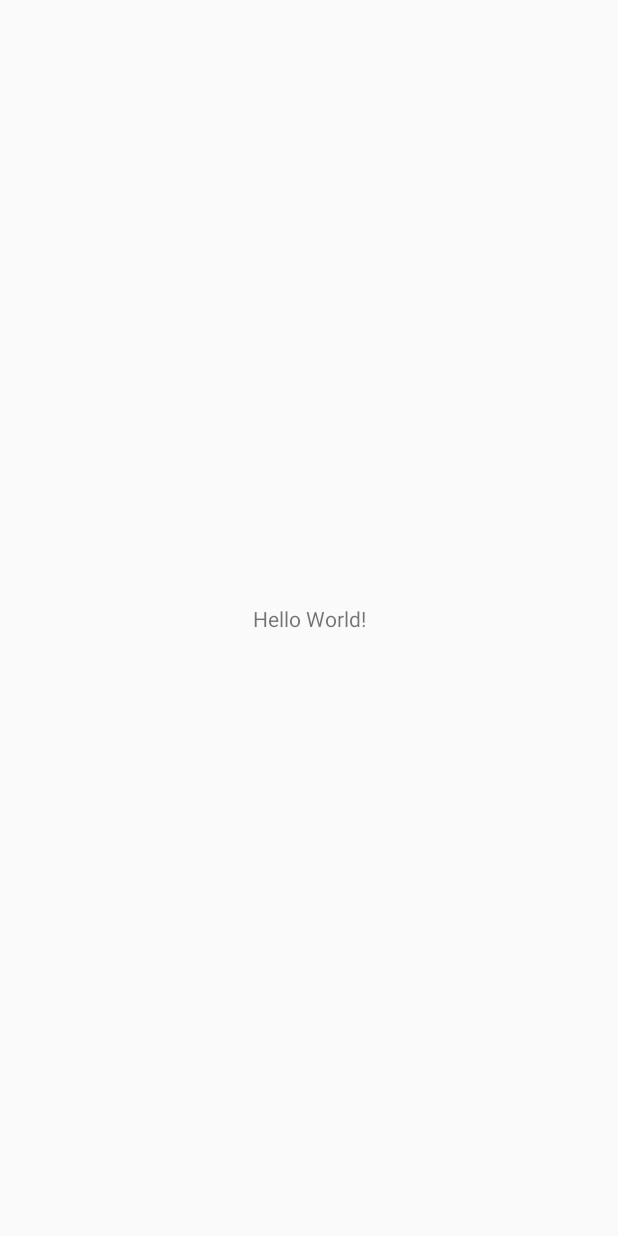
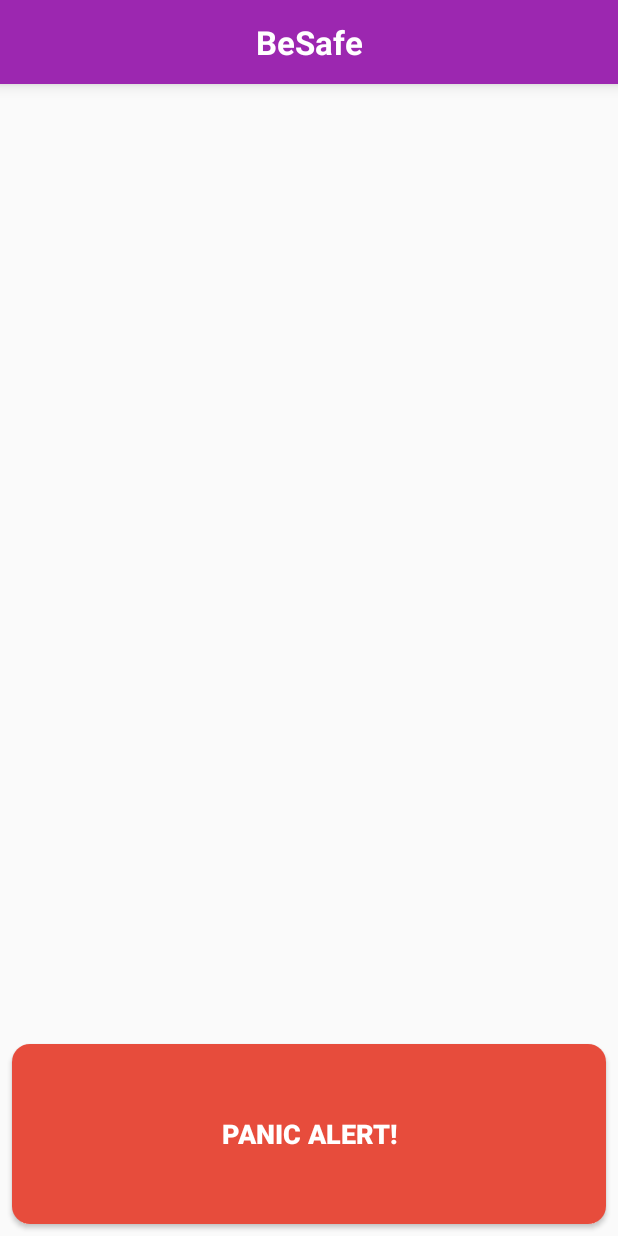
Before and after one commit to tavishjain/BeSafe, an Android app: the screen it shows after launch (MainActivity), on a phone screen of 412 x 824 dp. Before the commit the screen is almost empty. Run offline under Robolectric (Android 15) with nearby library versions, the phone set to English and light mode, and no system bars; our stand-ins replace ButterKnife.

Commit message:
Changes done

```diff
--- a/app/build.gradle
+++ b/app/build.gradle
@@ -21,6 +21,8 @@ android {
 dependencies {
     implementation fileTree(dir: 'libs', include: ['*.jar'])
     implementation 'com.android.support:appcompat-v7:28.0.0'
+    implementation 'com.android.support:cardview-v7:28.0.0'
+    implementation 'com.android.support:recyclerview-v7:28.0.0'
     implementation 'com.android.support.constraint:constraint-layout:1.1.3'
     implementation 'com.google.firebase:firebase-messaging:17.3.2'
     implementation 'com.google.firebase:firebase-auth:16.0.3'
@@ -29,6 +31,10 @@ dependencies {
     testImplementation 'junit:junit:4.12'
     androidTestImplementation 'com.android.support.test:runner:1.0.2'
     androidTestImplementation 'com.android.support.test.espresso:espresso-core:3.0.2'
+
+    //ButterKnife
+    implementation 'com.jakewharton:butterknife:8.8.1'
+    annotationProcessor 'com.jakewharton:butterknife-compiler:8.8.1'
 }
 
 apply plugin: 'com.google.gms.google-services'
--- a/app/src/main/AndroidManifest.xml
+++ b/app/src/main/AndroidManifest.xml
@@ -1,6 +1,9 @@
 <?xml version="1.0" encoding="utf-8"?>
 <manifest xmlns:android="http://schemas.android.com/apk/res/android"
     package="ytv.appathon.appathon_igdtu">
+
+    <uses-permission android:name="android.permission.ACCESS_COARSE_LOCATION"/>
+    <uses-permission android:name="android.permission.ACCESS_FINE_LOCATION"/>
 
     <application
         android:allowBackup="true"
--- a/app/src/main/java/ytv/appathon/appathon_igdtu/MainActivity.java
+++ b/app/src/main/java/ytv/appathon/appathon_igdtu/MainActivity.java
@@ -2,12 +2,32 @@ package ytv.appathon.appathon_igdtu;
 
 import android.support.v7.app.AppCompatActivity;
 import android.os.Bundle;
+import android.support.v7.widget.Toolbar;
+import android.widget.TextView;
+
+import butterknife.BindView;
+import butterknife.ButterKnife;
 
 public class MainActivity extends AppCompatActivity {
+
+    @BindView(R.id.toolbar)
+    Toolbar toolbar;
+    @BindView(R.id.toolBarText)
+    TextView toolbarText;
 
     @Override
     protected void onCreate(Bundle savedInstanceState) {
         super.onCreate(savedInstanceState);
         setContentView(R.layout.activity_main);
+
+        ButterKnife.bind(this);
+
+        init();
+    }
+
+    private void init() {
+        setSupportActionBar(toolbar);
+        getSupportActionBar().setTitle("");
+        toolbarText.setText(getResources().getString(R.string.app_name));
     }
 }
--- a/app/src/main/java/ytv/appathon/appathon_igdtu/SplashScreen.java
+++ b/app/src/main/java/ytv/appathon/appathon_igdtu/SplashScreen.java
@@ -14,6 +14,7 @@ public class SplashScreen extends AppCompatActivity {
         setContentView(R.layout.activity_splash_screen);
 
         getWindow().addFlags(WindowManager.LayoutParams.FLAG_FULLSCREEN);
+        getWindow().setNavigationBarColor(getResources().getColor(R.color.colorPrimary));
 
         new Handler().postDelayed(new Runnable() {
             @Override
@@ -21,6 +22,6 @@ public class SplashScreen extends AppCompatActivity {
                 startActivity(new Intent(SplashScreen.this, MainActivity.class));
                 finish();
             }
-        }, 2000);
+        }, 700);
     }
 }
--- /dev/null
+++ b/app/src/main/res/drawable/btn_bg.xml
@@ -0,0 +1,7 @@
+<?xml version="1.0" encoding="utf-8"?>
+<shape xmlns:android="http://schemas.android.com/apk/res/android"
+    android:shape="rectangle">
+
+    <solid android:color="#e74c3c" />
+    <corners android:radius="12dp" />
+</shape>
--- a/app/src/main/res/layout/activity_main.xml
+++ b/app/src/main/res/layout/activity_main.xml
@@ -6,13 +6,37 @@
     android:layout_height="match_parent"
     tools:context=".MainActivity">
 
-    <TextView
-        android:layout_width="wrap_content"
-        android:layout_height="wrap_content"
-        android:text="Hello World!"
+    <android.support.v7.widget.Toolbar
+        android:id="@+id/toolbar"
+        android:layout_width="match_parent"
+        android:layout_height="?attr/actionBarSize"
+        android:background="@color/colorPrimary"
+        android:elevation="6dp">
+
+        <TextView
+            android:id="@+id/toolBarText"
+            android:layout_width="wrap_content"
+            android:layout_height="wrap_content"
+            android:layout_gravity="center"
+            android:text="@string/app_name"
+            android:textColor="@android:color/white"
+            android:textSize="22sp"
+            android:textStyle="bold" />
+
+    </android.support.v7.widget.Toolbar>
+
+    <Button
+        android:id="@+id/panicBtn"
+        android:layout_width="match_parent"
+        android:layout_height="120dp"
+        android:layout_margin="@dimen/margin"
+        android:background="@drawable/btn_bg"
+        android:text="@string/panic_alert"
+        android:textColor="@android:color/white"
+        android:textSize="18sp"
+        android:textStyle="bold"
         app:layout_constraintBottom_toBottomOf="parent"
-        app:layout_constraintLeft_toLeftOf="parent"
-        app:layout_constraintRight_toRightOf="parent"
-        app:layout_constraintTop_toTopOf="parent" />
+        app:layout_constraintEnd_toEndOf="parent"
+        app:layout_constraintStart_toStartOf="parent" />
 
 </android.support.constraint.ConstraintLayout>
--- /dev/null
+++ b/app/src/main/res/values/dimen.xml
@@ -0,0 +1,4 @@
+<?xml version="1.0" encoding="utf-8"?>
+<resources>
+    <dimen name="margin">8dp</dimen>
+</resources>
--- a/app/src/main/res/values/strings.xml
+++ b/app/src/main/res/values/strings.xml
@@ -1,3 +1,4 @@
 <resources>
     <string name="app_name">BeSafe</string>
+    <string name="panic_alert">Panic Alert!</string>
 </resources>
```
